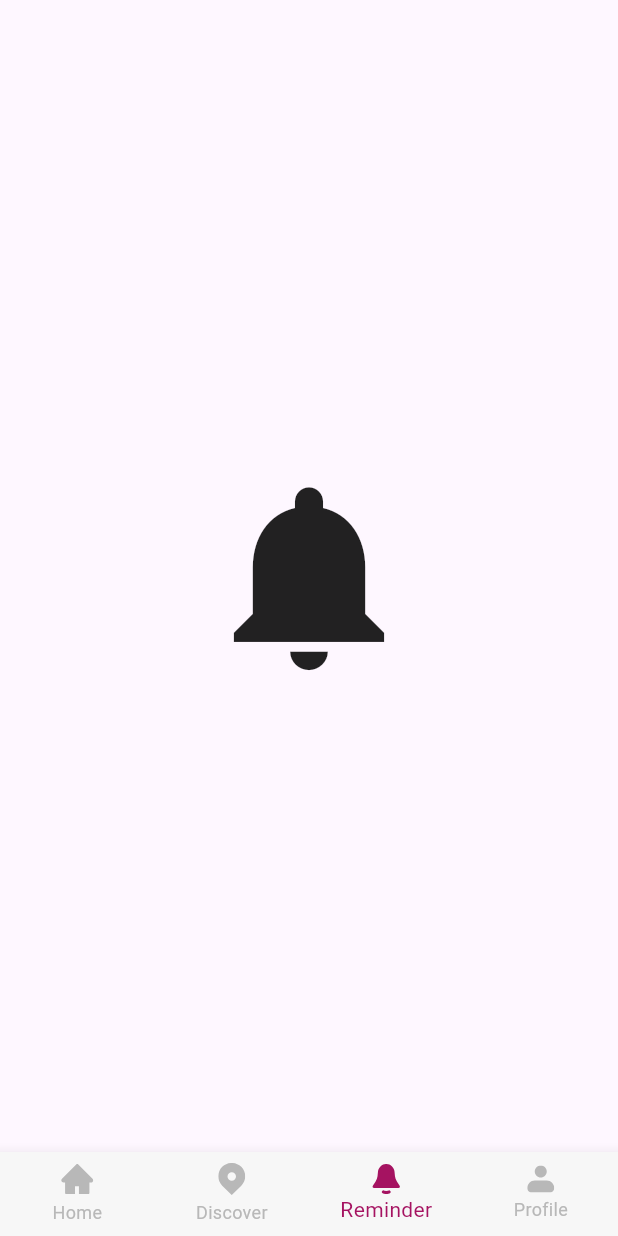
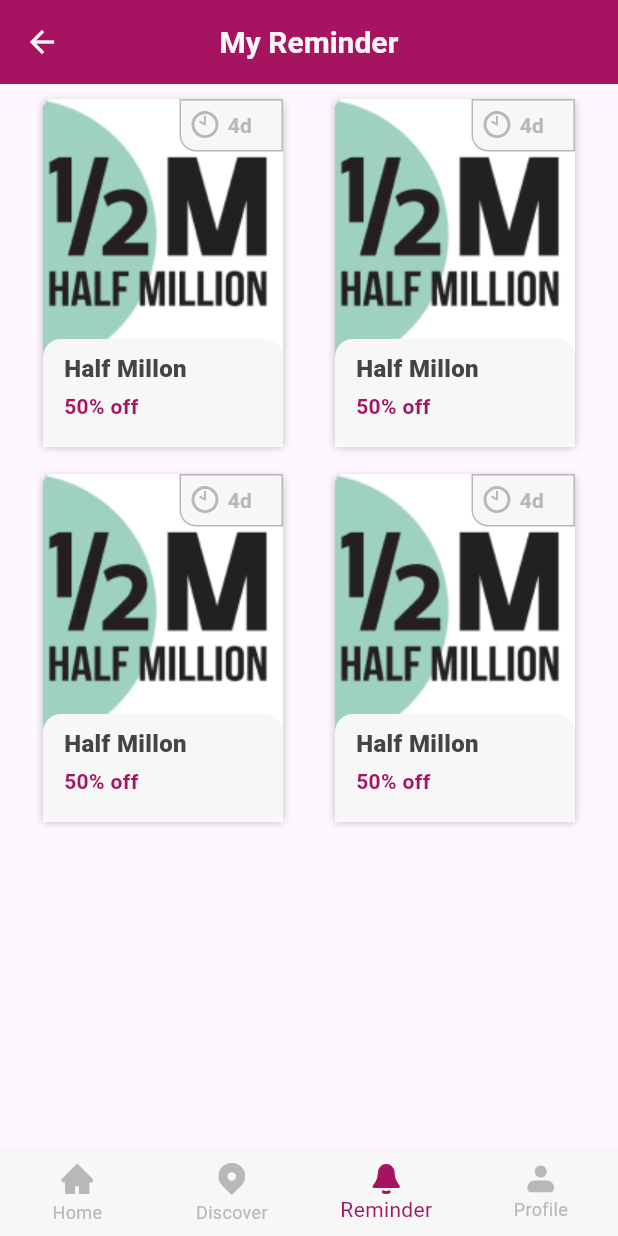
Before and after one commit to noufAlqahtani1/Dal, a Flutter app: the BottomNavBarScreen screen opened directly, item 3 of the bottom bar chosen, on a phone screen of 412 x 824 dp. Run offline on Flutter 3.47's test engine with Material 3 defaults, Android fonts, the phone set to English and light mode, and no system bars; our stand-ins replace bloc, flutter_bloc, flutter_dotenv, flutter_svg, get_it, get_storage and 1 more; accounts and stored records are empty.

Commit message:
add reminder page

```diff
--- a/apps/user_app/lib/screens/bottom_nav_bar_screen/bottom_nav_bar_screen.dart
+++ b/apps/user_app/lib/screens/bottom_nav_bar_screen/bottom_nav_bar_screen.dart
@@ -3,6 +3,7 @@ import 'package:flutter_bloc/flutter_bloc.dart';
 import 'package:flutter_svg/svg.dart';
 import 'package:user_app/screens/home_screen/home_screen.dart';
 
+import '../reminder_screen /reminder_screen.dart';
 import 'bloc/nav_bar_bloc.dart';
 
 class BottomNavBarScreen extends StatelessWidget {
@@ -16,14 +17,13 @@ class BottomNavBarScreen extends StatelessWidget {
         int index = 0;
         List navBarPages = const [
           HomeScreen(),
-          Icon(
-            Icons.location_on,
-            size: 150,
-          ),
+
+
           Icon(
             Icons.notifications,
             size: 150,
           ),
+           ReminderScreen(),
           Icon(
             Icons.person,
             size: 150,
--- a/apps/user_app/lib/screens/home_screen/home_screen.dart
+++ b/apps/user_app/lib/screens/home_screen/home_screen.dart
@@ -1,6 +1,7 @@
 import 'package:components/components.dart';
 import 'package:flutter/material.dart';
-import 'package:flutter_svg/svg.dart';
+import 'package:flutter_svg/flutter_svg.dart';
+
 
 class HomeScreen extends StatelessWidget {
   const HomeScreen({super.key});
--- /dev/null
+++ b/apps/user_app/lib/screens/reminder_screen /reminder_screen.dart
@@ -0,0 +1,66 @@
+import 'package:components/component/custom_cintainers/custom_ads_container.dart';
+import 'package:components/component/custom_text/custom_text.dart';
+
+import 'package:flutter/material.dart';
+
+class ReminderScreen extends StatelessWidget {
+  const ReminderScreen({super.key});
+
+  @override
+  Widget build(BuildContext context) {
+    return Scaffold(
+      appBar: AppBar(
+        backgroundColor: const Color(0xffA51361),
+        foregroundColor: const Color(0xffF7F7F7),
+        centerTitle: true,
+        title: const CustomText(
+          text: "My Reminder",
+          fontSize: 20,
+          fontWeight: FontWeight.bold,
+          color: Color(0xfff7f7f7),
+        ),
+      ),
+      body: SingleChildScrollView(
+          child: SizedBox(
+            child: Column(
+                    children: [
+            Row(
+
+              mainAxisAlignment: MainAxisAlignment.spaceEvenly,
+              children: [
+                CustomAdsContainer(
+                    companyName: 'Half Millon',
+                    ComapanyLogo: 'assets/png/company_logo.png',
+                    remainingDay: '4d',
+                    offers: '50% off'),
+                CustomAdsContainer(
+                    companyName: 'Half Millon',
+                    ComapanyLogo: 'assets/png/company_logo.png',
+                    remainingDay: '4d',
+                    offers: '50% off'),
+              ],
+            ),
+            SizedBox(
+              child: Row(
+                mainAxisAlignment: MainAxisAlignment.spaceEvenly,
+                children: [
+                  CustomAdsContainer(
+                      companyName: 'Half Millon',
+                      ComapanyLogo: 'assets/png/company_logo.png',
+                      remainingDay: '4d',
+                      offers: '50% off'),
+                  CustomAdsContainer(
+                    companyName: 'Half Millon',
+                    ComapanyLogo: 'assets/png/company_logo.png',
+                    remainingDay: '4d',
+                    offers: '50% off',
+                  ),
+                ],
+              ),
+            ),
+                    ],
+                  ),
+          )),
+    );
+  }
+}
--- a/packages/components/lib/component/custom_cintainers/custom_ads_container.dart
+++ b/packages/components/lib/component/custom_cintainers/custom_ads_container.dart
@@ -1,6 +1,6 @@
 import 'package:components/components.dart';
 import 'package:flutter/material.dart';
-import 'package:flutter_svg/flutter_svg.dart';
+import 'package:flutter_svg/svg.dart';
 
 class CustomAdsContainer extends StatelessWidget {
   const CustomAdsContainer(
@@ -17,7 +17,7 @@ class CustomAdsContainer extends StatelessWidget {
   @override
   Widget build(BuildContext context) {
     return Container(
-      margin: const EdgeInsets.symmetric(horizontal: 6),
+      margin: const EdgeInsets.symmetric(horizontal: 6, vertical: 10),
       width: 160,
       height: 230,
       decoration: BoxDecoration(boxShadow: [
```
